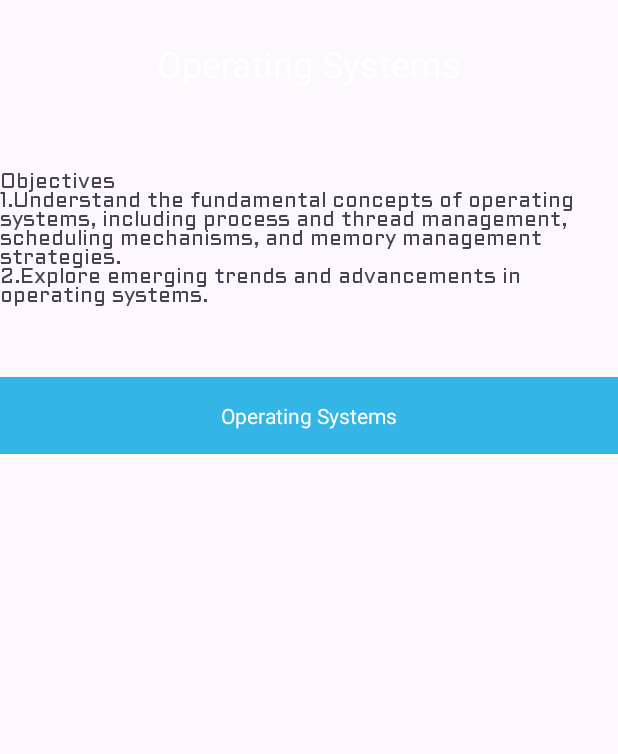
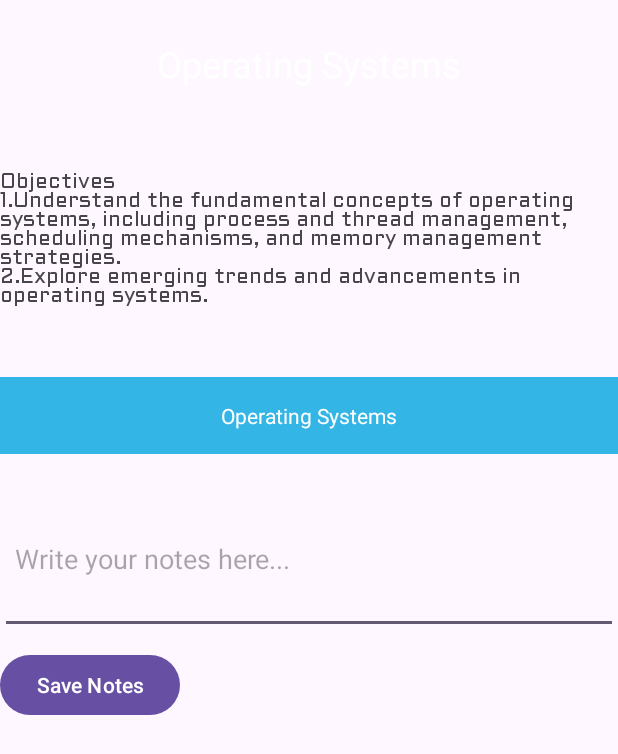
Before and after one commit to CHAIGANESH/Text_Stream, an Android app: the os screen opened directly, with no data from a screen before it, on a phone screen of 412 x 824 dp. Shown: the top 754 px of the screen. Run offline under Robolectric (Android 15) with nearby library versions, the phone set to English and light mode, and no system bars.

Commit message:
implemented notes functionalities

```diff
--- a/app/src/main/java/com/example/textstream/os.java
+++ b/app/src/main/java/com/example/textstream/os.java
@@ -1,44 +1,76 @@
 package com.example.textstream;
 
 import android.content.Intent;
+import android.content.SharedPreferences;
 import android.graphics.Typeface;
 import android.os.Bundle;
 import android.view.View;
 import android.widget.Button;
+import android.widget.EditText;
 import android.widget.TextView;
 
 import androidx.activity.EdgeToEdge;
 import androidx.appcompat.app.AppCompatActivity;
 import androidx.core.content.res.ResourcesCompat;
-import androidx.core.graphics.Insets;
-import androidx.core.view.ViewCompat;
-import androidx.core.view.WindowInsetsCompat;
 
 public class os extends AppCompatActivity {
+
+    private EditText notesEditText;
+    private Button saveNotesButton;
+    private SharedPreferences sharedPreferences;
+
     @Override
     protected void onCreate(Bundle savedInstanceState) {
         super.onCreate(savedInstanceState);
         EdgeToEdge.enable(this);
         setContentView(R.layout.os);
 
+        // Initialize SharedPreferences
+        sharedPreferences = getSharedPreferences("NotesPref", MODE_PRIVATE);
+
         TextView sampleTextView = findViewById(R.id.objectives);
         Typeface typeface = ResourcesCompat.getFont(this, R.font.myfont);
         sampleTextView.setTypeface(typeface);
-        String cont="Objectives\n1.Understand the fundamental concepts of operating systems, including process and thread management, scheduling mechanisms, and memory management strategies.\n2.Explore emerging trends and advancements in operating systems.";
+        String cont = "Objectives\n1.Understand the fundamental concepts of operating systems, including process and thread management, scheduling mechanisms, and memory management strategies.\n2.Explore emerging trends and advancements in operating systems.";
         sampleTextView.setText(cont);
 
-        View pdf=findViewById(R.id.blockLayout);
-        pdf.setOnClickListener(new View.OnClickListener(){
+        View pdf = findViewById(R.id.blockLayout);
+        pdf.setOnClickListener(new View.OnClickListener() {
             @Override
-            public void onClick(View v){
-                Intent i=new Intent(os.this,PdfActivity.class);
+            public void onClick(View v) {
+                Intent i = new Intent(os.this, PdfActivity.class);
                 i.putExtra("osbook", "Operating Systems.pdf");
                 startActivity(i);
             }
-
         });
 
+        // Initialize EditText and Button for notes
+        notesEditText = findViewById(R.id.notesEditText);
+        saveNotesButton = findViewById(R.id.saveNotesButton);
 
+        // Load saved notes
+        loadNotes();
 
+        // Set onClickListener for the save button
+        saveNotesButton.setOnClickListener(new View.OnClickListener() {
+            @Override
+            public void onClick(View v) {
+                saveNotes();
+            }
+        });
+    }
+
+    // Method to save notes to SharedPreferences
+    private void saveNotes() {
+        String notes = notesEditText.getText().toString();
+        SharedPreferences.Editor editor = sharedPreferences.edit();
+        editor.putString("userNotes", notes);
+        editor.apply(); // Save the notes
+    }
+
+    // Method to load notes from SharedPreferences
+    private void loadNotes() {
+        String savedNotes = sharedPreferences.getString("userNotes", "");
+        notesEditText.setText(savedNotes);
     }
 }
--- a/app/src/main/res/layout/activity_main.xml
+++ b/app/src/main/res/layout/activity_main.xml
@@ -32,4 +32,6 @@
         app:layout_constraintStart_toStartOf="parent"
         app:layout_constraintTop_toBottomOf="@id/searchView" />
 
+
+
 </androidx.constraintlayout.widget.ConstraintLayout>
--- a/app/src/main/res/layout/os.xml
+++ b/app/src/main/res/layout/os.xml
@@ -1,4 +1,3 @@
-<?xml version="1.0" encoding="utf-8"?>
 <RelativeLayout xmlns:android="http://schemas.android.com/apk/res/android"
     xmlns:app="http://schemas.android.com/apk/res-auto"
     xmlns:tools="http://schemas.android.com/tools"
@@ -46,5 +45,24 @@
             android:textColor="@android:color/white" />
     </LinearLayout>
 
+    <!-- New EditText for Notes -->
+    <EditText
+        android:id="@+id/notesEditText"
+        android:layout_width="match_parent"
+        android:layout_height="wrap_content"
+        android:layout_below="@id/blockLayout"
+        android:layout_marginTop="20dp"
+        android:hint="Write your notes here..."
+        android:inputType="textMultiLine"
+        android:minHeight="100dp"
+        android:padding="10dp"/>
 
+    <!-- New Button to Save Notes -->
+    <Button
+        android:id="@+id/saveNotesButton"
+        android:layout_width="wrap_content"
+        android:layout_height="wrap_content"
+        android:layout_below="@id/notesEditText"
+        android:layout_marginTop="10dp"
+        android:text="Save Notes" />
 </RelativeLayout>
```
Also changed, not shown: app/src/main/AndroidManifest.xml (+7 -4 lines), app/src/main/java/com/example/textstream/MainActivity.java (+2 -6 lines), app/src/main/res/drawable/ic_notification.png (added).
